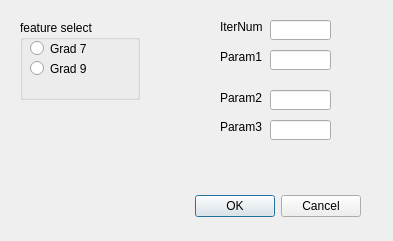
This is ViaWireExtract/traindialog.ui in chenyufjfz/ChipPintu as Qt 5 draws it before an edit. The edited form follows.
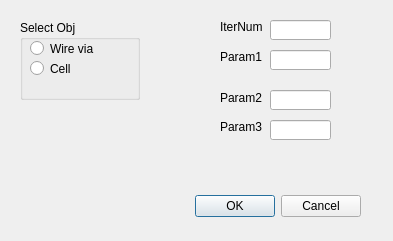
This is the edited form.

Commit message: Add cell extract

Patch:
```diff
--- a/ViaWireExtract/traindialog.ui
+++ b/ViaWireExtract/traindialog.ui
@@ -85,7 +85,7 @@
     </rect>
    </property>
    <property name="title">
-    <string>feature select</string>
+    <string>Select Obj</string>
    </property>
    <widget class="QRadioButton" name="feature1">
     <property name="geometry">
@@ -97,7 +97,7 @@
      </rect>
     </property>
     <property name="text">
-     <string>Grad 7</string>
+     <string>Wire via</string>
     </property>
    </widget>
    <widget class="QRadioButton" name="feature2">
@@ -110,7 +110,7 @@
      </rect>
     </property>
     <property name="text">
-     <string>Grad 9</string>
+     <string>Cell</string>
     </property>
    </widget>
   </widget>
```
Left out of the diff: 4 changed lines with no effect on the pictures. The commit also changes 13 other files.
